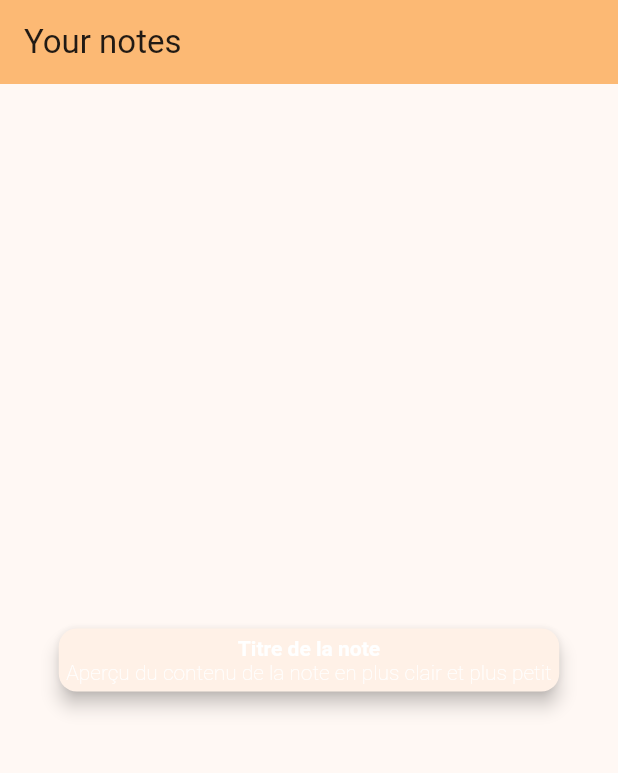
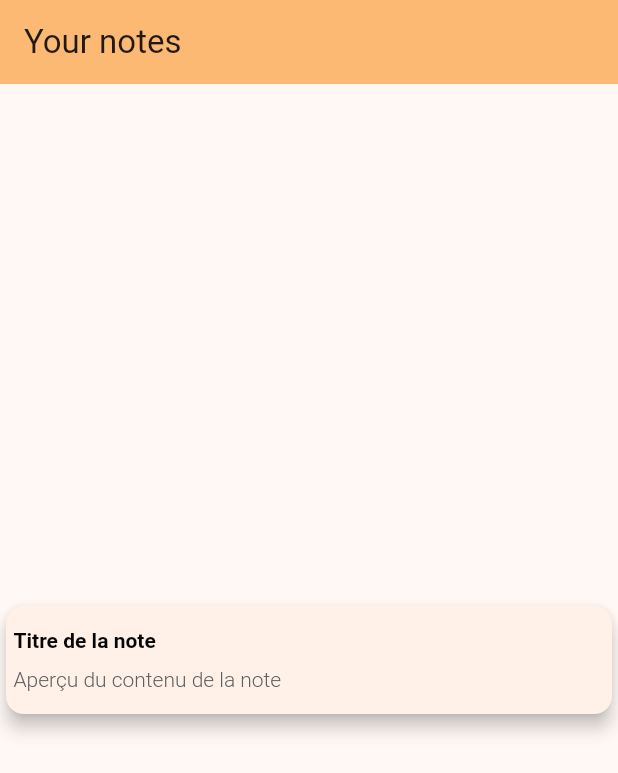
Before and after one commit to ArthurDLTR/flutter_note_app, a Flutter app: the screen it shows after launch, on a phone screen of 412 x 824 dp. Shown: the top 773 px of the screen. Run offline on Flutter 3.47's test engine with Material 3 defaults, Android fonts, the phone set to English and light mode, and no system bars.

Commit message:
Modification de l'apparence de l'aperçu de notes

```diff
--- a/flutter_note_app/lib/main.dart
+++ b/flutter_note_app/lib/main.dart
@@ -78,6 +78,7 @@ class _MyHomePageState extends State<MyHomePage> {
         // in the middle of the parent.
         child: Column(
           mainAxisAlignment: MainAxisAlignment.center,
+          crossAxisAlignment: CrossAxisAlignment.stretch,
           children: [
             PreviewNoteCard()
           ],
--- a/flutter_note_app/lib/preview_note_card.dart
+++ b/flutter_note_app/lib/preview_note_card.dart
@@ -14,22 +14,31 @@ class PreviewNoteCard extends StatelessWidget {
       child: Padding(
         padding: const EdgeInsets.all(cardPadding),
         child: Column(
-          mainAxisAlignment: MainAxisAlignment.center,
+          mainAxisAlignment: MainAxisAlignment.start,
           children: [
-            RichText( // First, the title of the note in bold style and bigger
-              text: TextSpan(
-                text: "Titre de la note",
-                style: TextStyle(fontWeight: FontWeight.bold, )// fontSize: MediaQuery.of(context).size.width * 1.5 )
+            SizedBox(height: 10.0,),
+            Align(
+              alignment: Alignment.centerLeft,
+              child: RichText( // First, the title of the note in bold style and bigger
+                text: TextSpan(
+                  text: "Titre de la note",
+                  style: TextStyle(fontWeight: FontWeight.bold, color: Color.fromARGB(255, 6, 6, 8))// fontSize: MediaQuery.of(context).size.width * 1.5 )
+                ),
+                textAlign: TextAlign.start,
               ),
-              textAlign: TextAlign.left,
             ),
-            RichText( // Then, a preview of the note with the first lines
-              text: TextSpan(
-                text: "Aperçu du contenu de la note en plus clair et plus petit",
-                style: TextStyle(fontWeight: FontWeight.w100,) // fontSize: MediaQuery.of(context).size.width * 0.5)
+            SizedBox(height: 10.0,),
+            Align(
+              alignment: Alignment.centerLeft,
+              child: RichText( // Then, a preview of the note with the first lines
+                text: TextSpan(
+                  text: "Aperçu du contenu de la note",
+                  style: TextStyle(fontWeight: FontWeight.w300, color: Color.fromARGB(255, 96, 96, 99)) // fontSize: MediaQuery.of(context).size.width * 0.5)
+                ),
+                textAlign: TextAlign.start,
               ),
-              textAlign: TextAlign.left,
-            )
+            ),
+            SizedBox(height: 10.0,),
           ],
         ),
       ),
```
